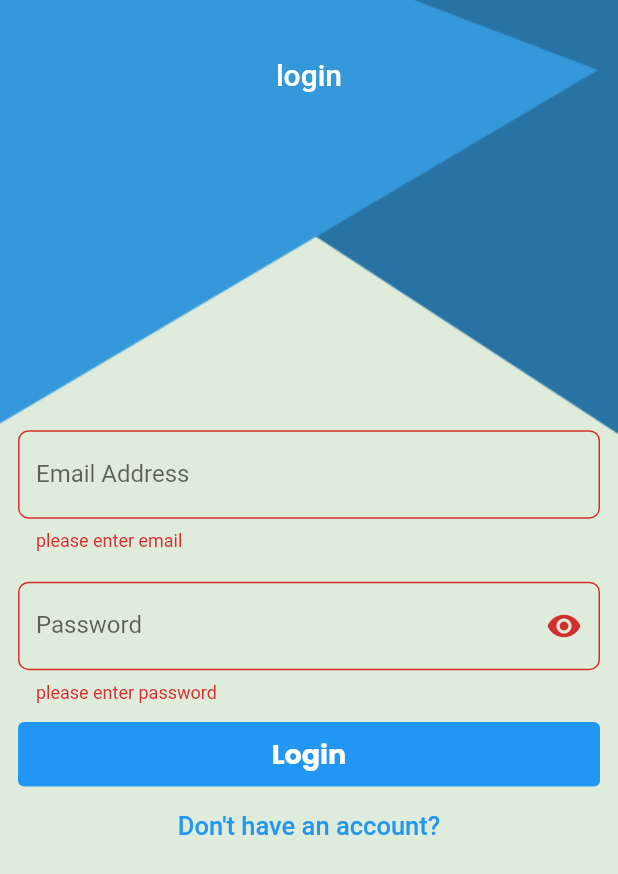
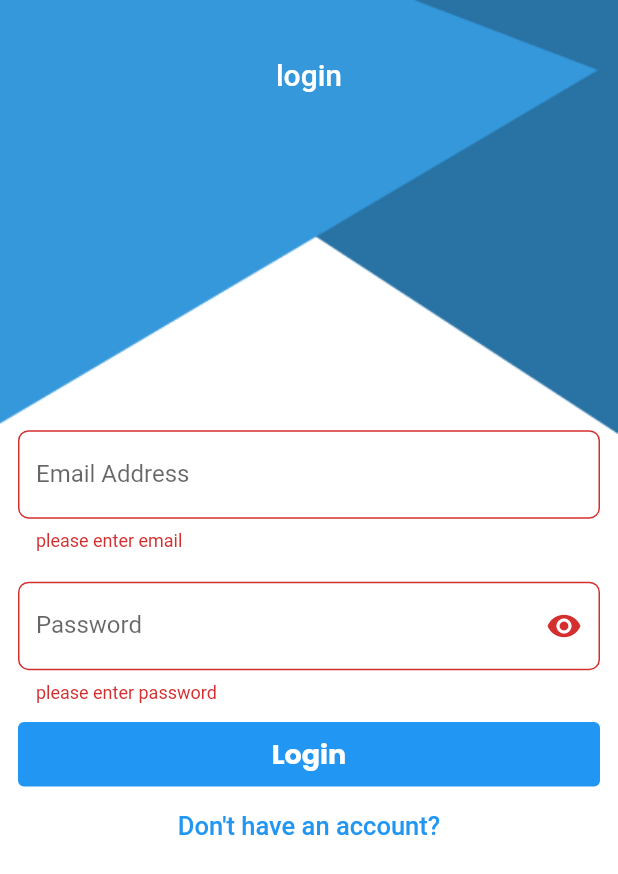
Before and after one commit to helmysherif/flutterTodoApp, a Flutter app: the screen it shows after launch, after a tap on "Register", after a tap on "Already have an account?", after a tap on "Login", on a phone screen of 412 x 824 dp. Shown: the top 874 px of the screen. Run offline on Flutter 3.47's test engine with Material 2 defaults, Android fonts, the phone set to English and light mode, and no system bars; our stand-ins replace cloud_firestore, date_picker_timeline, firebase_auth, firebase_core, flutter_slidable, google_fonts; accounts and stored records are empty.

```diff
--- a/lib/main.dart
+++ b/lib/main.dart
@@ -1,5 +1,7 @@
 import 'package:firebase_core/firebase_core.dart';
 import 'package:flutter/material.dart';
+import 'package:provider/provider.dart';
+import 'package:todo_app/providers/my_provider.dart';
 import 'package:todo_app/screens/login_screen.dart';
 import 'package:todo_app/screens/register_screen.dart';
 import 'package:todo_app/styles/my_themes.dart';
@@ -12,7 +14,8 @@ void main() async {
   await Firebase.initializeApp(
     options: DefaultFirebaseOptions.currentPlatform,
   );
-  runApp(const MyApp());
+  runApp(ChangeNotifierProvider(
+      create: (context) => MyProvider(), child: const MyApp()));
 }
 
 class MyApp extends StatelessWidget {
--- a/lib/models/task_model.dart
+++ b/lib/models/task_model.dart
@@ -4,13 +4,17 @@ class TaskModel {
   String description;
   int date;
   bool status;
+  String userId;
+  int dateOfTime;
 
   TaskModel(
       {this.id = '',
       required this.title,
       required this.description,
       required this.date,
-      required this.status});
+      required this.status,
+      required this.userId,
+      required this.dateOfTime});
 
   TaskModel.fromJson(Map<String, dynamic> json)
       : this(
@@ -18,7 +22,9 @@ class TaskModel {
             description: json['description'],
             date: json['date'],
             status: json['status'],
-            id: json['id']);
+            id: json['id'],
+            userId: json['userId'],
+            dateOfTime: json['dateOfTime']);
 
   // TaskModel fromJson(Map<String , dynamic> json)
   // {
@@ -37,7 +43,9 @@ class TaskModel {
       "title": title,
       "description": description,
       "date": date,
-      "status": status
+      "status": status,
+      "userId": userId,
+      "dateOfTime": dateOfTime
     };
   }
 }
--- /dev/null
+++ b/lib/models/user_model.dart
@@ -0,0 +1,15 @@
+class UserModel {
+  static const String COLLECTION_NAME = "Users";
+  String id;
+  String name;
+  String email;
+
+  UserModel({this.id = "", required this.name, required this.email});
+
+  UserModel.fromJson(Map<String, dynamic> json)
+      : this(id: json['id'], name: json['name'], email: json['email']);
+
+  Map<String, dynamic> toJson() {
+    return {"id": id, "name": name, "email": email};
+  }
+}
--- /dev/null
+++ b/lib/providers/my_provider.dart
@@ -0,0 +1,27 @@
+import 'package:firebase_auth/firebase_auth.dart';
+import 'package:flutter/widgets.dart';
+import 'package:todo_app/models/user_model.dart';
+import 'package:todo_app/shared/network/firebase/firebase_functions.dart';
+
+class MyProvider extends ChangeNotifier {
+  UserModel? myUser;
+  User? firebaseUser;
+
+  MyProvider() {
+    firebaseUser = FirebaseAuth.instance.currentUser;
+    if (firebaseUser != null) {
+      initUser();
+    }
+  }
+
+  initUser() async {
+    firebaseUser = FirebaseAuth.instance.currentUser;
+    myUser = await FireBaseFunctions.readUser(firebaseUser!.uid);
+    notifyListeners();
+  }
+
+  void logout() {
+    FirebaseAuth.instance.signOut();
+    notifyListeners();
+  }
+}
--- a/lib/screens/login_screen.dart
+++ b/lib/screens/login_screen.dart
@@ -1,7 +1,10 @@
 import 'package:firebase_auth/firebase_auth.dart';
 import 'package:flutter/material.dart';
+import 'package:provider/provider.dart';
 import 'package:todo_app/home_layout/home_screen.dart';
 import 'package:todo_app/screens/register_screen.dart';
+import 'package:todo_app/shared/network/firebase/firebase_functions.dart';
+import '../providers/my_provider.dart';
 import '../shared/components/custom_form_field.dart';
 import '../shared/components/dialog_utils.dart';
 import '../shared/validation_utils.dart';
@@ -23,9 +26,10 @@ class _LoginScreenState extends State<LoginScreen> {
 
   @override
   Widget build(BuildContext context) {
+    var provider = Provider.of<MyProvider>(context);
     return Container(
       decoration: const BoxDecoration(
-          color: lightGreenColor,
+          color: Colors.white,
           image: DecorationImage(
               image: AssetImage("assets/images/SIGN IN – 1.png"),
               fit: BoxFit.fill)),
@@ -77,7 +81,9 @@ class _LoginScreenState extends State<LoginScreen> {
                     },
                   ),
                   ElevatedButton(
-                    onPressed: login,
+                    onPressed: () {
+                      login(provider);
+                    },
                     style: ElevatedButton.styleFrom(
                         padding: const EdgeInsets.symmetric(vertical: 8),
                         elevation: 0),
@@ -108,31 +114,30 @@ class _LoginScreenState extends State<LoginScreen> {
 
   FirebaseAuth authServices = FirebaseAuth.instance;
 
-  void login() async {
+  void login(provider) async {
     if (formKey.currentState?.validate() == false) {
       return;
     }
-    // register logic
-    DialogUtils.showLoadingDialog(context, "loading...");
-    try {
-      var res = await authServices.signInWithEmailAndPassword(
-          email: emailController.text, password: passwordController.text);
-      DialogUtils.hideDialog(context);
-      DialogUtils.showMessage(context, "successful login");
-      Navigator.pushReplacementNamed(context, HomeLayout.routeName);
-    } on FirebaseAuthException catch (e) {
-      DialogUtils.hideDialog(context);
-      String errorMessage = "Wrong email or password!";
-      DialogUtils.showMessage(context, errorMessage,
-          postActionName: "Ok", negativeActionName: "Cancel");
-    } catch (e) {
-      DialogUtils.hideDialog(context);
-      String errorMessage = "Something went wrong!";
-      DialogUtils.showMessage(context, errorMessage,
-          postActionName: "Cancel",
-          negativeActionName: "Try Again", negativeCallback: () {
-        login();
-      });
-    }
+    // login logic
+    FireBaseFunctions.login(
+        email: emailController.text,
+        password: passwordController.text,
+        onError: (errMsg) {
+          DialogUtils.showMessage(context, errMsg,
+              postActionName: "Cancel",
+              negativeActionName: "Try Again", negativeCallback: () {
+            login(provider);
+          });
+        },
+        onLoad: () {
+          DialogUtils.showLoadingDialog(context, "loading...");
+        },
+        onHide: () {
+          DialogUtils.hideDialog(context);
+        },
+        logged: () {
+          provider.initUser();
+          Navigator.pushReplacementNamed(context, HomeLayout.routeName);
+        });
   }
 }
--- a/lib/screens/register_screen.dart
+++ b/lib/screens/register_screen.dart
@@ -2,6 +2,7 @@ import 'package:firebase_auth/firebase_auth.dart';
 import 'package:flutter/material.dart';
 import 'package:todo_app/shared/components/custom_form_field.dart';
 import 'package:todo_app/shared/components/dialog_utils.dart';
+import 'package:todo_app/shared/network/firebase/firebase_functions.dart';
 import 'package:todo_app/shared/validation_utils.dart';
 import 'package:todo_app/styles/app_colors.dart';
 
@@ -27,7 +28,7 @@ class _RegisterScreenState extends State<RegisterScreen> {
   Widget build(BuildContext context) {
     return Container(
       decoration: const BoxDecoration(
-          color: lightGreenColor,
+          color: Colors.white,
           image: DecorationImage(
               image: AssetImage("assets/images/SIGN IN – 1.png"),
               fit: BoxFit.fill)),
@@ -141,31 +142,25 @@ class _RegisterScreenState extends State<RegisterScreen> {
       return;
     }
     // register logic
+    FireBaseFunctions.createAccount(
+        name: nameController.text,
+        email: emailController.text,
+        password: passwordController.text,
+        onLoad: () {
           DialogUtils.showLoadingDialog(context, "loading...");
-    try {
-      var res = await authServices.createUserWithEmailAndPassword(
-          email: emailController.text, password: passwordController.text);
+        },
+        onHide: () {
           DialogUtils.hideDialog(context);
-      DialogUtils.showMessage(context, "successful registeration");
+        },
+        logged: () {
           Navigator.pushReplacementNamed(context, LoginScreen.routeName);
-    } on FirebaseAuthException catch (e) {
-      DialogUtils.hideDialog(context);
-      String errorMessage = "Something went wrong!";
-      if (e.code == 'weak-password') {
-        errorMessage = 'The password provided is too weak.';
-      } else if (e.code == 'email-already-in-use') {
-        errorMessage = 'The account already exists for that email.';
-      }
-      DialogUtils.showMessage(context, errorMessage,
-          postActionName: "Ok", negativeActionName: "Cancel");
-    } catch (e) {
-      DialogUtils.hideDialog(context);
-      String errorMessage = "Something went wrong!";
-      DialogUtils.showMessage(context, errorMessage,
+        },
+        onError: (errMsg) {
+          DialogUtils.showMessage(context, errMsg,
               postActionName: "Cancel",
               negativeActionName: "Try Again", negativeCallback: () {
             register();
           });
+        });
   }
 }
-}
--- a/lib/screens/widgets/add_task_buttom_sheet.dart
+++ b/lib/screens/widgets/add_task_buttom_sheet.dart
@@ -1,3 +1,4 @@
+import 'package:firebase_auth/firebase_auth.dart';
 import 'package:flutter/material.dart';
 import 'package:todo_app/models/task_model.dart';
 import 'package:todo_app/shared/network/firebase/firebase_functions.dart';
@@ -105,6 +106,8 @@ class _AddTaskBottomSheetState extends State<AddTaskBottomSheet> {
                 onPressed: () {
                   if (formKey.currentState!.validate()) {
                     TaskModel task = TaskModel(
+                        userId: FirebaseAuth.instance.currentUser!.uid,
+                        dateOfTime: DateTime.now().microsecondsSinceEpoch,
                         title: titleController.text,
                         description: descController.text,
                         date: selected.microsecondsSinceEpoch,
--- a/lib/splash_layout/splash_screen.dart
+++ b/lib/splash_layout/splash_screen.dart
@@ -1,6 +1,9 @@
 import 'package:flutter/material.dart';
+import 'package:provider/provider.dart';
 import 'package:todo_app/home_layout/home_screen.dart';
 import 'package:todo_app/screens/register_screen.dart';
+
+import '../providers/my_provider.dart';
 
 class SplashScreen extends StatefulWidget {
   static const String routeName = "splash";
@@ -15,13 +18,18 @@ class _SplashScreenState extends State<SplashScreen> {
   @override
   void initState() {
     super.initState();
-    Future.delayed(const Duration(seconds: 4), () {
-      Navigator.pushReplacementNamed(context, RegisterScreen.routeName);
-    });
   }
 
   @override
   Widget build(BuildContext context) {
+    var provider = Provider.of<MyProvider>(context);
+    Future.delayed(const Duration(seconds: 4), () {
+      Navigator.pushReplacementNamed(
+          context,
+          provider.firebaseUser != null
+              ? HomeLayout.routeName
+              : RegisterScreen.routeName);
+    });
     return Scaffold(
       backgroundColor: const Color(0xffDFECDB),
       body: Column(
--- a/pubspec.yaml
+++ b/pubspec.yaml
@@ -35,6 +35,7 @@ dependencies:
   firebase_core: ^2.13.0
   cloud_firestore: ^4.7.1
   flutter_slidable: ^3.0.0
+  provider: ^6.0.5
 
 
   # The following adds the Cupertino Icons font to your application.
```
Also changed, not shown: lib/home_layout/home_screen.dart (+21 -7 lines), pubspec.lock. Lines whose indentation alone changed are shown as unchanged.
